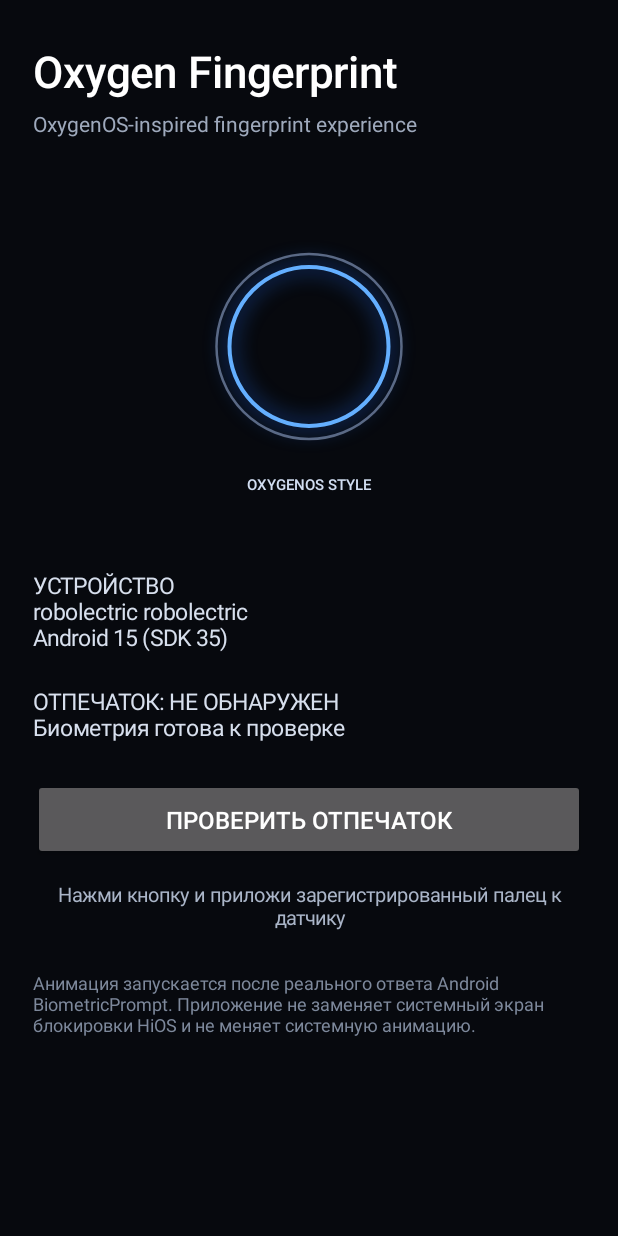
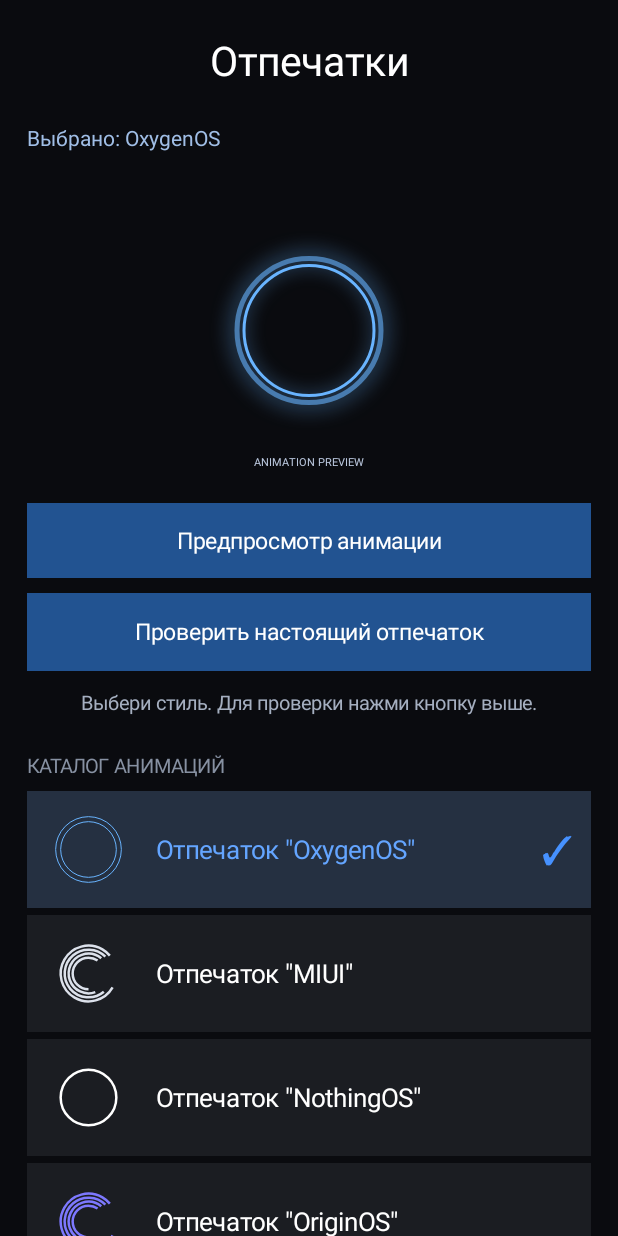
Before and after one commit to kfasa637/Oxygen-Fingerprint-HiOS, an Android app: the screen it shows after launch (MainActivity), on a phone screen of 412 x 824 dp. Run offline under Robolectric (Android 15) with nearby library versions, the phone set to English and light mode, and no system bars.

Commit message:
Build full fingerprint animation catalog and biometric preview

```diff
--- a/app/src/main/java/com/kfasa637/oxygenfingerprint/MainActivity.kt
+++ b/app/src/main/java/com/kfasa637/oxygenfingerprint/MainActivity.kt
@@ -1,218 +1,251 @@
 package com.kfasa637.oxygenfingerprint
 
-import android.os.Bundle
+import android.animation.ValueAnimator
 import android.graphics.Canvas
 import android.graphics.Color
 import android.graphics.Paint
-import android.graphics.Typeface
+import android.graphics.RectF
+import android.os.Bundle
 import android.view.Gravity
 import android.view.View
 import android.view.ViewGroup
-import android.widget.Button
 import android.widget.LinearLayout
+import android.widget.ScrollView
 import android.widget.TextView
 import androidx.biometric.BiometricManager
 import androidx.biometric.BiometricPrompt
 import androidx.core.content.ContextCompat
 import androidx.fragment.app.FragmentActivity
-import java.util.concurrent.Executor
+
+private data class FingerStyle(val name: String, val kind: Int, val color: Int)
 
 class MainActivity : FragmentActivity() {
+    private val styles = listOf(
+        FingerStyle("OxygenOS", 0, Color.rgb(105, 180, 255)),
+        FingerStyle("MIUI", 1, Color.rgb(220, 225, 235)),
+        FingerStyle("NothingOS", 2, Color.WHITE),
+        FingerStyle("OriginOS", 3, Color.rgb(125, 120, 255)),
+        FingerStyle("Обводка", 4, Color.rgb(205, 215, 230)),
+        FingerStyle("Кольцо", 5, Color.rgb(235, 240, 248)),
+        FingerStyle("Рубин", 6, Color.rgb(255, 90, 125)),
+        FingerStyle("Спираль", 7, Color.rgb(115, 220, 205))
+    )
+    private var selected = 0
+    private lateinit var animationView: FingerAnimationView
     private lateinit var status: TextView
-    private lateinit var preview: FingerprintBurstView
-    private lateinit var executor: Executor
+    private lateinit var list: LinearLayout
+    private lateinit var selectedLabel: TextView
 
     override fun onCreate(savedInstanceState: Bundle?) {
         super.onCreate(savedInstanceState)
-        executor = ContextCompat.getMainExecutor(this)
-
         val root = LinearLayout(this).apply {
             orientation = LinearLayout.VERTICAL
-            gravity = Gravity.CENTER_HORIZONTAL
-            setPadding(dp(22), dp(28), dp(22), dp(24))
-            setBackgroundColor(Color.rgb(7, 9, 14))
+            setBackgroundColor(Color.rgb(10, 11, 15))
         }
+        val header = TextView(this).apply {
+            text = "Отпечатки"
+            textSize = 27f
+            gravity = Gravity.CENTER
+            setTextColor(Color.WHITE)
+            setPadding(0, dp(22), 0, dp(16))
+        }
+        root.addView(header, match(WRAP))
 
-        root.addView(TextView(this).apply {
-            text = "Oxygen Fingerprint"
-            textSize = 29f
-            setTextColor(Color.WHITE)
-            typeface = Typeface.create("sans-serif-medium", Typeface.NORMAL)
-        }, match(WRAP))
-        root.addView(TextView(this).apply {
-            text = "OxygenOS-inspired fingerprint experience"
+        val scroll = ScrollView(this)
+        val body = LinearLayout(this).apply {
+            orientation = LinearLayout.VERTICAL
+            setPadding(dp(18), 0, dp(18), dp(24))
+        }
+        scroll.addView(body)
+        root.addView(scroll, LinearLayout.LayoutParams(matchParent(), 0, 1f))
+
+        selectedLabel = TextView(this).apply {
+            text = "Выбрано: OxygenOS"
             textSize = 14f
-            setTextColor(Color.rgb(158, 169, 188))
-            setPadding(0, dp(6), 0, dp(4))
-        }, match(WRAP))
+            setTextColor(Color.rgb(160, 190, 230))
+            setPadding(0, dp(8), 0, dp(4))
+        }
+        body.addView(selectedLabel)
+        animationView = FingerAnimationView(this)
+        body.addView(animationView, LinearLayout.LayoutParams(matchParent(), dp(230)))
 
-        preview = FingerprintBurstView(this)
-        root.addView(preview, LinearLayout.LayoutParams(matchParent(), dp(270)))
+        val previewButton = makeButton("Предпросмотр анимации")
+        previewButton.setOnClickListener { animationView.playBurst() }
+        body.addView(previewButton, match(dp(50)))
 
-        val device = "УСТРОЙСТВО\n${android.os.Build.MANUFACTURER} ${android.os.Build.MODEL}\nAndroid ${android.os.Build.VERSION.RELEASE} (SDK ${android.os.Build.VERSION.SDK_INT})"
-        root.addView(section(device))
-
-        val hasFingerprint = packageManager.hasSystemFeature("android.hardware.fingerprint")
-        val canAuth = BiometricManager.from(this).canAuthenticate(BiometricManager.Authenticators.BIOMETRIC_STRONG)
-        val biometricText = when (canAuth) {
-            BiometricManager.BIOMETRIC_SUCCESS -> "Биометрия готова к проверке"
-            BiometricManager.BIOMETRIC_ERROR_NONE_ENROLLED -> "Отпечаток не зарегистрирован"
-            BiometricManager.BIOMETRIC_ERROR_NO_HARDWARE -> "Совместимое биометрическое оборудование не найдено"
-            BiometricManager.BIOMETRIC_ERROR_HW_UNAVAILABLE -> "Датчик временно недоступен"
-            BiometricManager.BIOMETRIC_ERROR_SECURITY_UPDATE_REQUIRED -> "Требуется обновление безопасности"
-            BiometricManager.BIOMETRIC_ERROR_UNSUPPORTED -> "Сильная биометрия не поддерживается"
-            else -> "Не удалось определить состояние биометрии"
-        }
-        root.addView(section("ОТПЕЧАТОК: ${if (hasFingerprint) "ОБНАРУЖЕН" else "НЕ ОБНАРУЖЕН"}\n$biometricText"))
-
-        val action = Button(this).apply {
-            text = "ПРОВЕРИТЬ ОТПЕЧАТОК"
-            isAllCaps = false
-            textSize = 16f
-            setOnClickListener { startBiometricCheck() }
-        }
-        root.addView(action, LinearLayout.LayoutParams(matchParent(), dp(54)).apply {
-            topMargin = dp(16)
-        })
+        val checkButton = makeButton("Проверить настоящий отпечаток")
+        checkButton.setOnClickListener { authenticate() }
+        body.addView(checkButton, LinearLayout.LayoutParams(matchParent(), dp(52)).apply { topMargin = dp(10) })
 
         status = TextView(this).apply {
-            text = "Нажми кнопку и приложи зарегистрированный палец к датчику"
+            text = "Выбери стиль. Для проверки нажми кнопку выше."
             textSize = 13f
             gravity = Gravity.CENTER
-            setTextColor(Color.rgb(170, 181, 200))
-            setPadding(0, dp(14), 0, dp(8))
+            setTextColor(Color.rgb(165, 175, 192))
+            setPadding(dp(4), dp(12), dp(4), dp(16))
         }
-        root.addView(status, match(WRAP))
+        body.addView(status)
 
-        root.addView(TextView(this).apply {
-            text = "Анимация запускается после реального ответа Android BiometricPrompt. Приложение не заменяет системный экран блокировки HiOS и не меняет системную анимацию."
+        val title = TextView(this).apply {
+            text = "КАТАЛОГ АНИМАЦИЙ"
+            textSize = 13f
+            setTextColor(Color.rgb(135, 145, 162))
+            setPadding(0, dp(8), 0, dp(8))
+        }
+        body.addView(title)
+        list = LinearLayout(this).apply { orientation = LinearLayout.VERTICAL }
+        body.addView(list)
+        renderStyles()
+
+        val footer = TextView(this).apply {
+            text = "Устройство: ${android.os.Build.MODEL} • Android ${android.os.Build.VERSION.RELEASE}\nКаталог меняет анимацию внутри приложения. Подмена системного экрана блокировки HiOS пока не поддерживается."
             textSize = 12f
-            setTextColor(Color.rgb(125, 136, 155))
-            setPadding(0, dp(18), 0, 0)
-        }, match(WRAP))
-
+            setTextColor(Color.rgb(115, 125, 142))
+            setPadding(dp(4), dp(18), dp(4), 0)
+        }
+        body.addView(footer)
         setContentView(root)
     }
 
-    private fun startBiometricCheck() {
+    private fun renderStyles() {
+        list.removeAllViews()
+        styles.forEachIndexed { index, style ->
+            val row = LinearLayout(this).apply {
+                orientation = LinearLayout.HORIZONTAL
+                gravity = Gravity.CENTER_VERTICAL
+                setPadding(dp(12), dp(10), dp(12), dp(10))
+                setBackgroundColor(if (index == selected) Color.rgb(37, 48, 65) else Color.rgb(27, 29, 34))
+                isClickable = true
+                setOnClickListener {
+                    selected = index
+                    selectedLabel.text = "Выбрано: ${style.name}"
+                    animationView.setStyle(style)
+                    status.text = "Стиль ${style.name} выбран"
+                    renderStyles()
+                }
+            }
+            val icon = FingerIconView(this, style)
+            row.addView(icon, LinearLayout.LayoutParams(dp(58), dp(58)))
+            val name = TextView(this).apply {
+                text = "Отпечаток \"${style.name}\""
+                textSize = 17f
+                setTextColor(if (index == selected) Color.rgb(100, 165, 255) else Color.WHITE)
+                setPadding(dp(16), 0, 0, 0)
+            }
+            row.addView(name, LinearLayout.LayoutParams(0, WRAP, 1f))
+            if (index == selected) {
+                row.addView(TextView(this).apply {
+                    text = "✓"
+                    textSize = 26f
+                    setTextColor(Color.rgb(70, 145, 255))
+                })
+            }
+            list.addView(row, LinearLayout.LayoutParams(matchParent(), WRAP).apply { bottomMargin = dp(5) })
+        }
+    }
+
+    private fun authenticate() {
         val manager = BiometricManager.from(this)
-        val result = manager.canAuthenticate(BiometricManager.Authenticators.BIOMETRIC_STRONG)
-        if (result != BiometricManager.BIOMETRIC_SUCCESS) {
-            status.text = "Биометрия сейчас недоступна. Проверь регистрацию отпечатка в настройках телефона."
+        val can = manager.canAuthenticate(BiometricManager.Authenticators.BIOMETRIC_STRONG)
+        if (can != BiometricManager.BIOMETRIC_SUCCESS) {
+            status.text = when (can) {
+                BiometricManager.BIOMETRIC_ERROR_NONE_ENROLLED -> "Сначала зарегистрируй отпечаток в настройках телефона."
+                BiometricManager.BIOMETRIC_ERROR_HW_UNAVAILABLE -> "Сканер временно недоступен."
+                BiometricManager.BIOMETRIC_ERROR_NO_HARDWARE -> "Биометрический датчик не найден."
+                else -> "Проверка отпечатка сейчас недоступна."
+            }
             return
         }
-        val prompt = BiometricPrompt(this, executor, object : BiometricPrompt.AuthenticationCallback() {
+        val prompt = BiometricPrompt(this, ContextCompat.getMainExecutor(this),
+            object : BiometricPrompt.AuthenticationCallback() {
                 override fun onAuthenticationSucceeded(result: BiometricPrompt.AuthenticationResult) {
-                status.text = "Отпечаток подтверждён"
-                preview.playSuccessBurst()
+                    status.text = "Отпечаток подтверждён • ${styles[selected].name}"
+                    animationView.playBurst()
                 }
-
                 override fun onAuthenticationFailed() {
-                status.text = "Отпечаток не распознан. Попробуй ещё раз."
-                preview.playRetryPulse()
+                    status.text = "Палец не распознан — попробуй ещё раз."
+                    animationView.playReject()
                 }
-
                 override fun onAuthenticationError(errorCode: Int, errString: CharSequence) {
                     status.text = "Проверка завершена: $errString"
                 }
             })
         val info = BiometricPrompt.PromptInfo.Builder()
-            .setTitle("Oxygen Fingerprint")
-            .setSubtitle("Подтверди личность отпечатком пальца")
+            .setTitle("Проверка отпечатка")
+            .setSubtitle("Приложи палец к датчику")
             .setNegativeButtonText("Отмена")
             .setAllowedAuthenticators(BiometricManager.Authenticators.BIOMETRIC_STRONG)
             .build()
         prompt.authenticate(info)
     }
 
-    private fun section(value: String) = TextView(this).apply {
-        text = value
+    private fun makeButton(label: String) = TextView(this).apply {
+        text = label
+        gravity = Gravity.CENTER
         textSize = 15f
-        setTextColor(Color.rgb(215, 223, 237))
-        setPadding(0, dp(14), 0, dp(8))
+        setTextColor(Color.WHITE)
+        setBackgroundColor(Color.rgb(34, 83, 145))
+        isClickable = true
     }
-
-    private fun dp(value: Int) = (value * resources.displayMetrics.density).toInt()
-    private fun match(height: Int) = LinearLayout.LayoutParams(ViewGroup.LayoutParams.MATCH_PARENT, height)
+    private fun dp(v: Int) = (v * resources.displayMetrics.density).toInt()
+    private fun match(h: Int) = LinearLayout.LayoutParams(matchParent(), h)
     private fun matchParent() = ViewGroup.LayoutParams.MATCH_PARENT
     companion object { private const val WRAP = ViewGroup.LayoutParams.WRAP_CONTENT }
 }
 
-private class FingerprintBurstView(context: android.content.Context) : View(context) {
-    private val base = Paint(Paint.ANTI_ALIAS_FLAG).apply {
-        style = Paint.Style.STROKE
-        strokeWidth = 2.5f
-        color = Color.rgb(95, 105, 125)
+private class FingerIconView(context: android.content.Context, private val style: FingerStyle) : View(context) {
+    private val p = Paint(Paint.ANTI_ALIAS_FLAG).apply { style = Paint.Style.STROKE; strokeWidth = 2.5f }
+    override fun onDraw(c: Canvas) {
+        super.onDraw(c)
+        val cx = width / 2f; val cy = height / 2f; val r = width * .32f
+        p.color = style.color
+        when (style.kind) {
+            1, 3, 7 -> for (i in 0..3) c.drawArc(RectF(cx-r+i*4, cy-r+i*4, cx+r-i*4, cy+r-i*4), 30f+i*20, 290f-i*25, false, p)
+            2, 4, 5 -> c.drawCircle(cx, cy, r, p)
+            6 -> { p.strokeWidth = 4f; c.drawCircle(cx, cy, r, p); p.strokeWidth = 2f; c.drawCircle(cx, cy, r-7, p) }
+            else -> { c.drawCircle(cx, cy, r, p); p.strokeWidth = 1f; c.drawCircle(cx, cy, r+5, p) }
         }
-    private val glow = Paint(Paint.ANTI_ALIAS_FLAG).apply {
-        style = Paint.Style.STROKE
-        strokeWidth = 4f
-        color = Color.rgb(100, 175, 255)
-        setShadowLayer(18f, 0f, 0f, Color.rgb(35, 115, 255))
     }
-    private val ripple = Paint(Paint.ANTI_ALIAS_FLAG).apply {
-        style = Paint.Style.STROKE
-        strokeWidth = 3f
-        color = Color.rgb(125, 190, 255)
-    }
-    private var progress = 0f
-    private var burst = false
-    private var pulse = false
-
-
-    fun playSuccessBurst() {
-        burst = true
-        pulse = false
-        animate().cancel()
-        val animator = android.animation.ValueAnimator.ofFloat(0f, 1f)
-        animator.duration = 1050
-        animator.addUpdateListener {
-            progress = it.animatedValue as Float
-            invalidate()
-        }
-        animator.start()
 }
 
-    fun playRetryPulse() {
-        burst = false
-        pulse = true
-        val animator = android.animation.ValueAnimator.ofFloat(0f, 1f)
-        animator.duration = 450
-        animator.addUpdateListener {
-            progress = it.animatedValue as Float
-            invalidate()
+private class FingerAnimationView(context: android.content.Context) : View(context) {
+    private var style = FingerStyle("OxygenOS", 0, Color.rgb(105, 180, 255))
+    private var progress = 0f
+    private var active = false
+    private var rejecting = false
+    private val ring = Paint(Paint.ANTI_ALIAS_FLAG).apply { this.style = Paint.Style.STROKE; strokeWidth = 3f }
+    private val glow = Paint(Paint.ANTI_ALIAS_FLAG).apply { this.style = Paint.Style.STROKE; strokeWidth = 5f }
+    private val text = Paint(Paint.ANTI_ALIAS_FLAG).apply { color = Color.LTGRAY; textSize = 11f; textAlign = Paint.Align.CENTER }
+    fun setStyle(value: FingerStyle) { style = value; invalidate() }
+    fun playBurst() { rejecting = false; animateEffect() }
+    fun playReject() { rejecting = true; animateEffect() }
+    private fun animateEffect() {
+        active = true
+        ValueAnimator.ofFloat(0f, 1f).apply {
+            duration = if (rejecting) 500 else 1050
+            addUpdateListener { progress = it.animatedValue as Float; invalidate() }
+            start()
         }
-        animator.start()
     }
-
-    override fun onDraw(canvas: Canvas) {
-        super.onDraw(canvas)
-        val cx = width / 2f
-        val cy = height / 2f
-        val r = 53f * resources.displayMetrics.density
-        canvas.drawCircle(cx, cy, r + dp(9), base)
-        canvas.drawCircle(cx, cy, r, glow)
-        if (burst) {
-            for (i in 0..2) {
-                val p = (progress + i * 0.22f) % 1f
-                ripple.alpha = ((1f - p) * 220).toInt()
-                ripple.strokeWidth = dp(2) * (1f - p * .45f)
-                canvas.drawCircle(cx, cy, r + dp(8) + p * dp(75), ripple)
+    override fun onDraw(c: Canvas) {
+        super.onDraw(c)
+        val x = width/2f; val y = height/2f; val r = 48f * resources.displayMetrics.density
+        ring.color = style.color; glow.color = style.color
+        glow.alpha = 150
+        glow.setShadowLayer(18f, 0f, 0f, style.color)
+        c.drawCircle(x, y, r, glow)
+        c.drawCircle(x, y, r-7, ring)
+        if (active) {
+            for (i in 0..3) {
+                val t = ((progress + i*.18f) % 1f)
+                ring.alpha = ((1-t)*220).toInt()
+                ring.strokeWidth = (2f + (1-t)*2f) * resources.displayMetrics.density
+                c.drawCircle(x, y, r + dp(9) + t * dp(if (rejecting) 20 else 82), ring)
             }
-            if (progress >= 1f) burst = false
-        } else if (pulse) {
-            ripple.alpha = ((1f - progress) * 220).toInt()
-            canvas.drawCircle(cx, cy, r + dp(8) + progress * dp(22), ripple)
-            if (progress >= 1f) pulse = false
+            if (progress >= 1f) active = false
         }
-        val label = Paint(Paint.ANTI_ALIAS_FLAG).apply {
-            color = Color.rgb(210, 222, 242)
-            textSize = dp(10).toFloat()
-            textAlign = Paint.Align.CENTER
-            typeface = Typeface.create("sans-serif-medium", Typeface.NORMAL)
+        text.color = Color.rgb(185, 198, 220)
+        c.drawText("ANIMATION PREVIEW", x, y+r+dp(42), text)
     }
-        canvas.drawText("OXYGENOS STYLE", cx, cy + r + dp(43), label)
-    }
-
     private fun dp(v: Int) = (v * resources.displayMetrics.density).toInt()
 }
```
Lines whose indentation alone changed are shown as unchanged.
